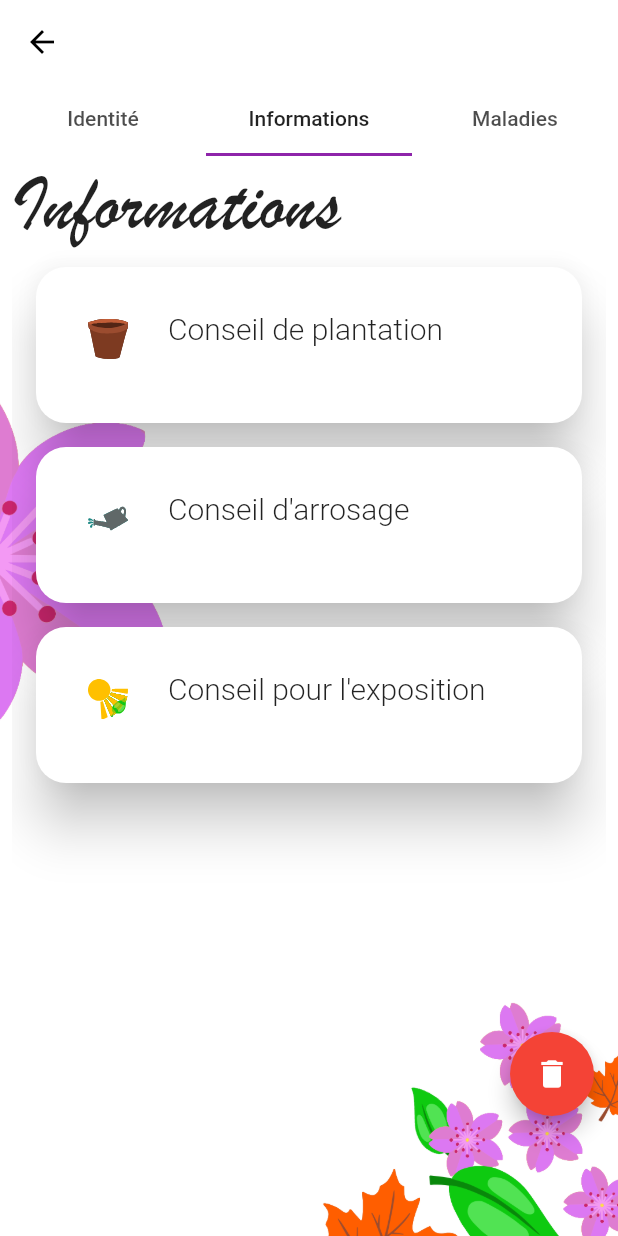
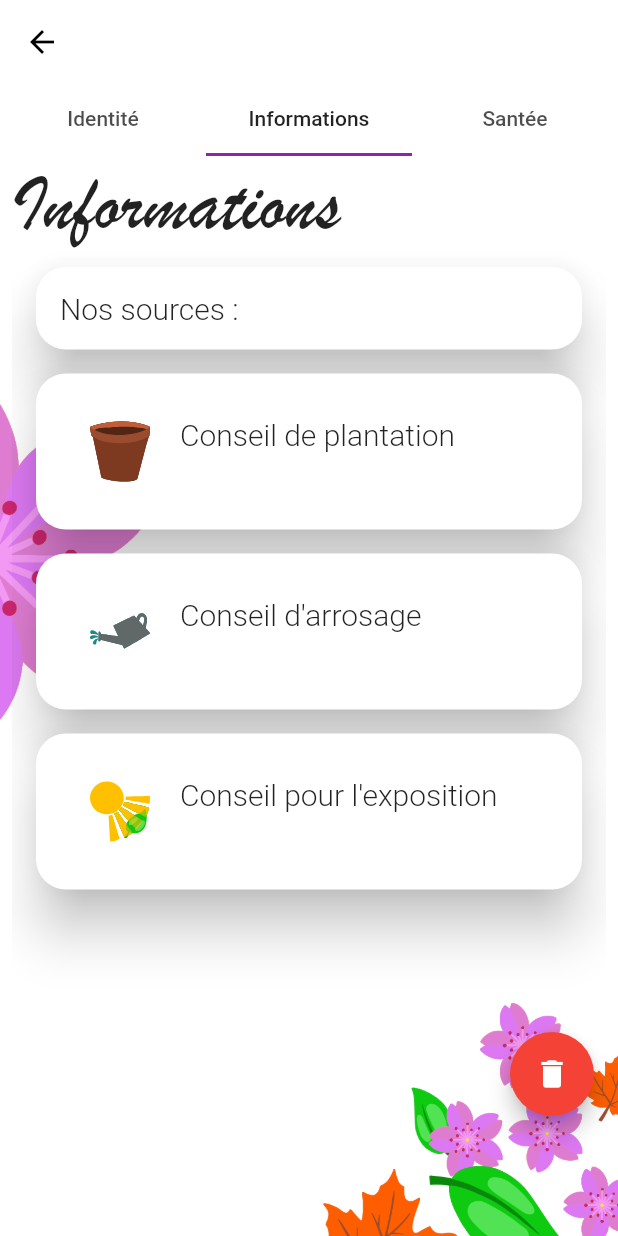
Before and after one commit to Feldrise/Pluctis, a Flutter app: the PlantDetailsPage screen opened directly, tab 2 chosen, on a phone screen of 412 x 824 dp. Run offline on Flutter 3.47's test engine with Material 2 defaults, Android fonts, the phone set to English and light mode, and no system bars; our stand-ins replace flutter_colorpicker, flutter_svg, font_awesome_flutter, shared_preferences, sqflite; accounts and stored records are empty.

Commit message:
[Add] Sources and health informations

```diff
--- a/pluctis/lib/Models/Plant.dart
+++ b/pluctis/lib/Models/Plant.dart
@@ -31,9 +31,15 @@ class Plant with ChangeNotifier {
 
   DateTime nextWatering;
 
+  List<String> sourcesLinks = [];
+
   String infoPlantation;
   String infoWatering;
   String infoExposure;
+
+  String goodAnimals;
+  String disease;
+  String badAnimals;
 
   // Setters
 
@@ -148,6 +154,15 @@ class Plant with ChangeNotifier {
     infoPlantation = map[plantInfoColunmPlantation];
     infoWatering = map[plantInfoColunmWatering];
     infoExposure = map[plantInfoColunmExposure];
+
+    goodAnimals = map[plantInfoColunmGoodAnimals];
+    disease = map[plantInfoColumnDisease];
+    badAnimals = map[plantInfoColumnBadAnimals];
+
+    if (map[plantInfoColumnSourcesLinks] != null) {
+      String sourcesLinkString = map[plantInfoColumnSourcesLinks];
+      sourcesLinks = sourcesLinkString.split(',');
+    }
   }
 
   // convenience method to create a Map from this Plant object
--- a/pluctis/lib/Pages/Plants/PlantDetailsPage.dart
+++ b/pluctis/lib/Pages/Plants/PlantDetailsPage.dart
@@ -2,23 +2,24 @@ import 'package:flutter/material.dart';
 import 'package:pluctis/Dialogs/Plants/RemovePlantDialog.dart';
 import 'package:pluctis/Models/Plant.dart';
 import 'package:pluctis/Models/PlantsList.dart';
+import 'package:pluctis/Pages/Plants/PlantHealthColumn.dart';
 import 'package:pluctis/Pages/Plants/PlantIdentityColumn.dart';
 import 'package:pluctis/Pages/Plants/PlantInfoColumn.dart';
 import 'package:pluctis/Widgets/Plants/PlantIdentityForm.dart';
 import 'package:provider/provider.dart';
 
-enum PlantDetailsTabItem { identity, information, disease }
+enum PlantDetailsTabItem { identity, information, health }
 
 Map<PlantDetailsTabItem, String> plantDetailsTabName = {
   PlantDetailsTabItem.identity: "Identité",
   PlantDetailsTabItem.information: "Informations",
-  PlantDetailsTabItem.disease: "Maladies",
+  PlantDetailsTabItem.health: "Santée",
 };
 
 Map<PlantDetailsTabItem, int> plantDetailsTabIndex = {
   PlantDetailsTabItem.identity: 0,
   PlantDetailsTabItem.information: 1,
-  PlantDetailsTabItem.disease: 2,
+  PlantDetailsTabItem.health: 3,
 };
 
 
@@ -70,7 +71,7 @@ class PlantDetailsPageState extends State<PlantDetailsPage> with SingleTickerPro
                 tabs: <Widget>[
                   _buildItem(PlantDetailsTabItem.identity),
                   _buildItem(PlantDetailsTabItem.information),
-                  _buildItem(PlantDetailsTabItem.disease),
+                  _buildItem(PlantDetailsTabItem.health),
                 ],
               ),
               title: Container(),
@@ -88,7 +89,7 @@ class PlantDetailsPageState extends State<PlantDetailsPage> with SingleTickerPro
                 children: <Widget>[
                   _isEditing ? PlantIdentityForm(formKey: _editIdentityFormKey,) : PlantIdentityColumn(),
                   PlantInfoColumn(),
-                  Center(child: Text("Maladies"),)
+                  PlantHealthColumn(),
                 ],
               ),
             ),
--- a/pluctis/lib/Pages/Plants/PlantInfoColumn.dart
+++ b/pluctis/lib/Pages/Plants/PlantInfoColumn.dart
@@ -1,6 +1,7 @@
 import 'package:flutter/material.dart';
 import 'package:pluctis/Models/Plant.dart';
 import 'package:pluctis/Widgets/ItemsCard.dart';
+import 'package:pluctis/Widgets/UrlItemsCard.dart';
 import 'package:provider/provider.dart';
 
 class PlantInfoColumn extends StatelessWidget {
@@ -15,6 +16,11 @@ class PlantInfoColumn extends StatelessWidget {
             crossAxisAlignment: CrossAxisAlignment.start,
             children: <Widget>[
               Text("Informations", style: Theme.of(context).textTheme.title,),
+              UrlItemsCard(
+                title: "Nos sources : ",
+                urls: plant.sourcesLinks,
+              ),
+
               ItemsCard(
                 icons: ['pot'],
                 titles: ["Conseil de plantation"],
--- a/pluctis/lib/Widgets/ItemsCard.dart
+++ b/pluctis/lib/Widgets/ItemsCard.dart
@@ -27,10 +27,10 @@ class ItemsCard extends StatelessWidget {
               leading: SvgPicture.asset(
                 'assets/svg/${icons[index]}.svg',
                 semanticsLabel: "Icon",
-                height: 32,
+                height: 48,
               ),
               title: Text(titles[index]),
-              subtitle: Text(contents[index], textAlign: TextAlign.justify),
+              subtitle: Text(contents[index], textAlign: TextAlign.left),
             );
             // return Text(titles[index]);
           }
--- /dev/null
+++ b/pluctis/lib/Widgets/UrlItemsCard.dart
@@ -0,0 +1,54 @@
+import 'package:flutter/gestures.dart';
+import 'package:flutter/material.dart';
+
+import 'package:url_launcher/url_launcher.dart';
+
+class UrlItemsCard extends StatelessWidget {
+  const UrlItemsCard({Key key,
+                      this.title,
+                      @required this.urls,
+  });
+
+  final String title;
+  final List<String> urls;
+
+  @override
+  Widget build(BuildContext context) {
+    return Card(
+      margin: EdgeInsets.only(top: 8, bottom: 8, left: 16, right: 16),
+      child: Padding(
+        padding: EdgeInsets.all(16),
+        child: Column(
+          mainAxisSize: MainAxisSize.min,
+          crossAxisAlignment: CrossAxisAlignment.stretch,
+          children: <Widget>[
+            title != null ? Text(title, style: Theme.of(context).textTheme.subhead,) : Container(),
+            ListView.builder(
+              primary: false,
+              shrinkWrap: true,
+              itemCount: urls.length,
+              itemBuilder: (context, index) {
+                return Padding(
+                  padding: EdgeInsets.only(bottom: 6, top: 6),
+                  child: RichText(
+                    text: TextSpan(
+                      children: [
+                        TextSpan(
+                          text: urls[index],
+                          style: TextStyle(color: Colors.blue),
+                          recognizer: TapGestureRecognizer()..onTap = () {
+                            launch(urls[index]);
+                          },
+                        ),
+                      ],
+                    ),
+                  ),
+                );
+              }
+            ),
+          ]
+        ),
+      ),
+    );
+  }
+}
--- a/pluctis/pubspec.yaml
+++ b/pluctis/pubspec.yaml
@@ -34,6 +34,7 @@ dependencies:
   shared_preferences: ^0.5.0
 
   http: ^0.12.0
+  url_launcher: ^5.4.2
   firebase_admob: ^0.9.0+1
   in_app_purchase: ^0.3.1+2
 
```
Also changed, not shown: pluctis/lib/Helpers/DatabaseHelper.dart (+10 -2 lines), pluctis/lib/Helpers/PlantsInfoHelper.dart (+53 -3 lines), pluctis/lib/Pages/Plants/PlantHealthColumn.dart (added, +64 -0 lines), pluctis/assets/svg/bee.svg (added), pluctis/assets/svg/poux.svg (added), 1 other file.
